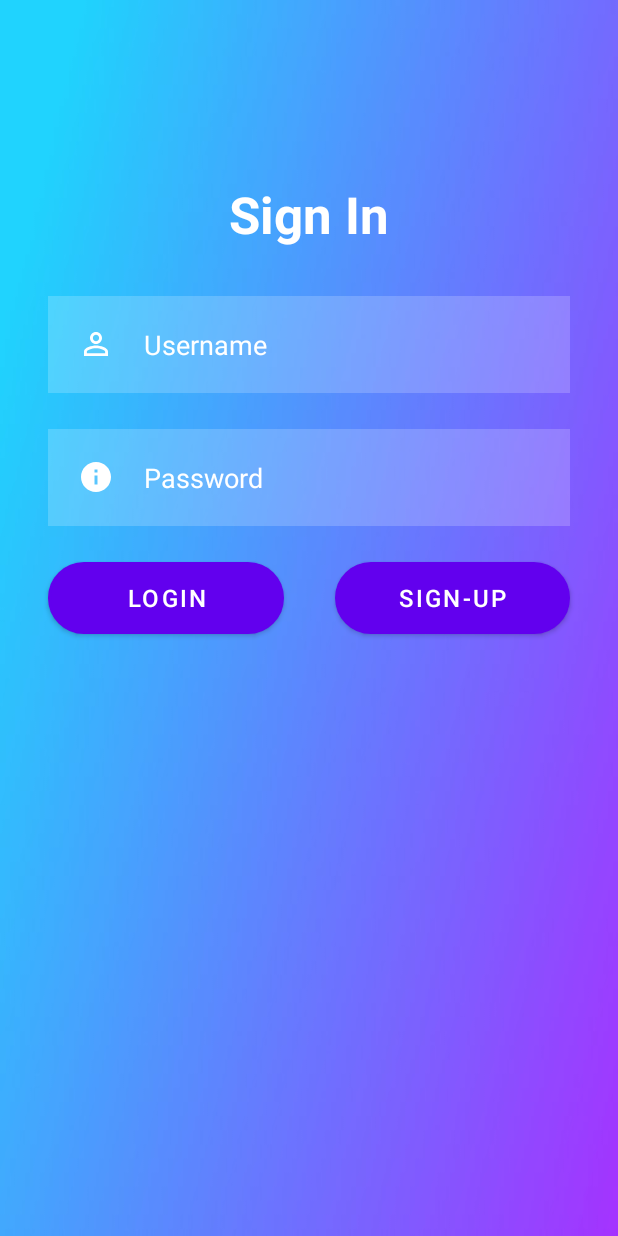
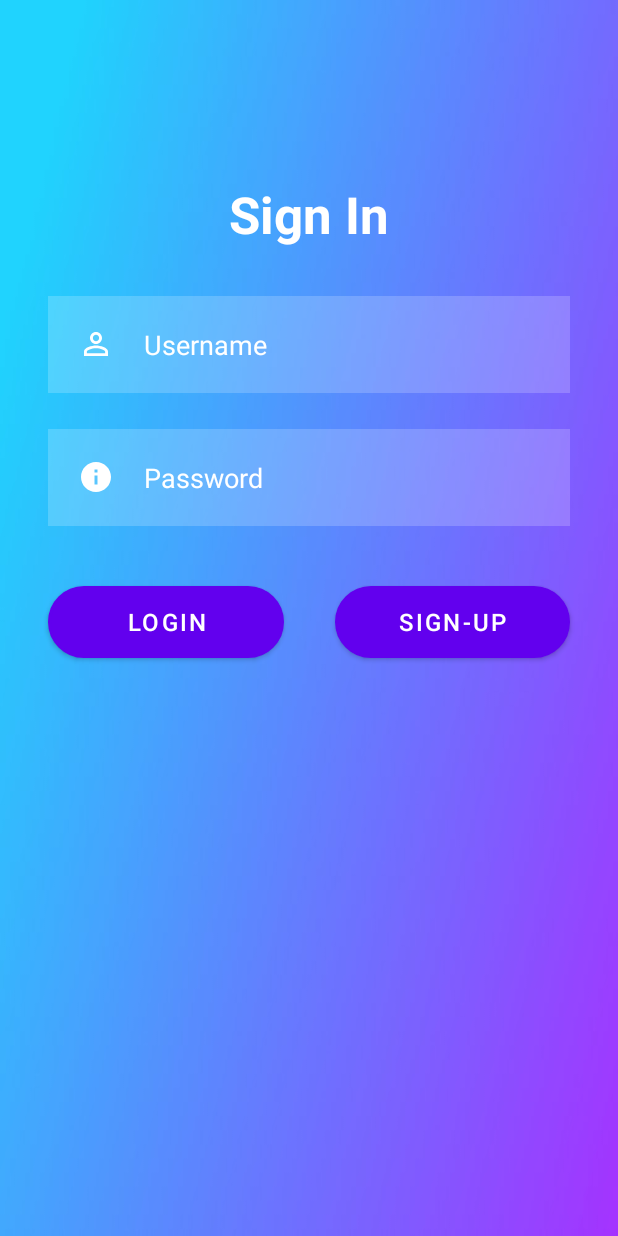
Before and after one commit to pakaponzamak/Android_Application, an Android app: the screen it shows after launch (MainActivity), on a phone screen of 412 x 824 dp. Run offline under Robolectric (Android 15) with nearby library versions, the phone set to English and light mode, and no system bars; our stand-ins replace Firebase (no records; nobody signed in at launch, a user with empty details on screens opened directly).

```diff
--- a/app/src/main/java/com/example/myloginapp/MainActivity.java
+++ b/app/src/main/java/com/example/myloginapp/MainActivity.java
@@ -8,6 +8,7 @@ import android.content.Intent;
 import android.os.Bundle;
 import android.util.Log;
 import android.widget.EditText;
+import android.widget.TextView;
 import android.widget.Toast;
 
 import com.google.android.material.button.MaterialButton;
@@ -22,6 +23,7 @@ public class MainActivity extends AppCompatActivity {
     private EditText mPasswordEditText;
     private String enteredUsername;
     private String enteredPassword;
+    private TextView forgot_password;
     public static final String EXTRA_MESSAGE = "Send it to user activity";
     private final FirebaseFirestore db = FirebaseFirestore.getInstance();
 
@@ -30,7 +32,6 @@ public class MainActivity extends AppCompatActivity {
     protected void onCreate(Bundle savedInstanceState) {
         super.onCreate(savedInstanceState);
         setContentView(R.layout.activity_main);
-
 
         mUsernameEditText = findViewById(R.id.username);
         mPasswordEditText = findViewById(R.id.password);
@@ -41,12 +42,13 @@ public class MainActivity extends AppCompatActivity {
 
         loginbtn.setOnClickListener(v -> checkCredentials());
 
-        MaterialButton sign_in = (MaterialButton) findViewById(R.id.sign_in);
+        MaterialButton sign_in = findViewById(R.id.sign_in);
         sign_in.setOnClickListener(v -> {
             Toast.makeText(MainActivity.this,"SIGN-IN!!",Toast.LENGTH_SHORT).show();
             Intent intent = new Intent(MainActivity.this, RegisterActivity.class);
             startActivity(intent);
         });
+
     }
 
     private void checkCredentials() {
--- a/app/src/main/res/layout/activity_main.xml
+++ b/app/src/main/res/layout/activity_main.xml
@@ -80,7 +80,7 @@
         android:layout_below="@id/password"
         android:layout_centerHorizontal="true"
         android:layout_marginStart="32dp"
-        android:layout_marginTop="24dp"
+        android:layout_marginTop="40dp"
         android:background="@drawable/button_states"
         android:backgroundTint="@color/design_default_color_secondary"
         android:text="@string/login"
@@ -94,7 +94,7 @@
         android:layout_width="0dp"
         android:layout_height="wrap_content"
         android:layout_below="@id/password"
-        android:layout_marginTop="24dp"
+        android:layout_marginTop="40dp"
         android:layout_marginEnd="32dp"
         android:layout_toEndOf="@id/loginbtn"
         android:background="@drawable/button_states"
--- a/app/src/main/res/values/strings.xml
+++ b/app/src/main/res/values/strings.xml
@@ -1,7 +1,6 @@
 <resources>
     <string name="app_name">MyLoginApp</string>
     <string name="or_sign_in_with">or sign in with</string>
-    <string name="forgot_password">Forgot</string>
     <string name="login">LOGIN</string>
     <string name="password">Password</string>
     <string name="username">Username</string>
@@ -14,4 +13,6 @@
     <string name="sign_up_text">Sign Up</string>
     <string name="student_text">Student</string>
     <string name="teacher_text">Teacher</string>
+    <string name="forgot_password">Forgot password?</string>
+    <string name="forgot_your_password">Forgot password</string>
 </resources>
```
